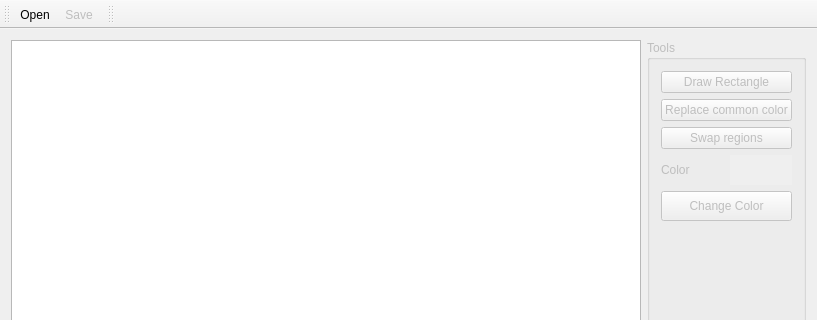
Qt form BMP_Editor/mainwindow.ui (levi218/bmp_editor) before a commit; both pictures show x 0 to 817 and y 0 to 320 of the 817 by 476 pixel window.
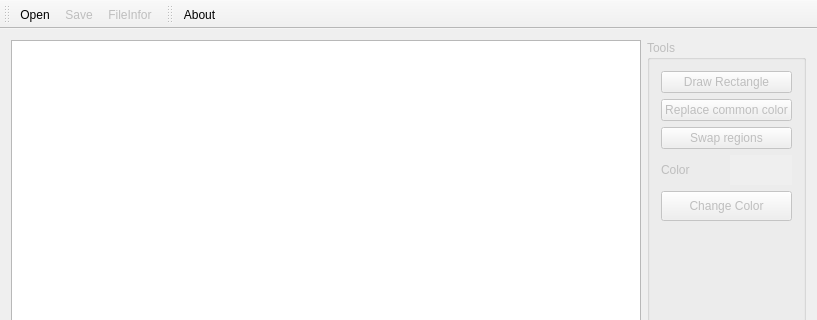
The same form after that commit. Icons and pictures are not drawn.

Patch:
```diff
--- a/BMP_Editor/mainwindow.ui
+++ b/BMP_Editor/mainwindow.ui
@@ -167,6 +167,7 @@
    </attribute>
    <addaction name="actionOpen"/>
    <addaction name="actionSave"/>
+   <addaction name="actionFileInfor"/>
   </widget>
   <widget class="QStatusBar" name="statusBar"/>
   <widget class="QToolBar" name="toolBar">
@@ -179,6 +180,7 @@
    <attribute name="toolBarBreak">
     <bool>false</bool>
    </attribute>
+   <addaction name="actionAbout"/>
   </widget>
   <action name="actionOpen">
    <property name="icon">
@@ -213,6 +215,33 @@
     <string>Ctrl+S</string>
    </property>
   </action>
+  <action name="actionAbout">
+   <property name="icon">
+    <iconset resource="Resources/resources.qrc">
+     <normaloff>:/images/about.png</normaloff>:/images/about.png</iconset>
+   </property>
+   <property name="text">
+    <string>About</string>
+   </property>
+   <property name="toolTip">
+    <string>About this application</string>
+   </property>
+  </action>
+  <action name="actionFileInfor">
+   <property name="enabled">
+    <bool>false</bool>
+   </property>
+   <property name="icon">
+    <iconset resource="Resources/resources.qrc">
+     <normaloff>:/images/infor.png</normaloff>:/images/infor.png</iconset>
+   </property>
+   <property name="text">
+    <string>FileInfor</string>
+   </property>
+   <property name="toolTip">
+    <string>Show information about this file</string>
+   </property>
+  </action>
  </widget>
  <layoutdefault spacing="6" margin="11"/>
  <resources>
```
